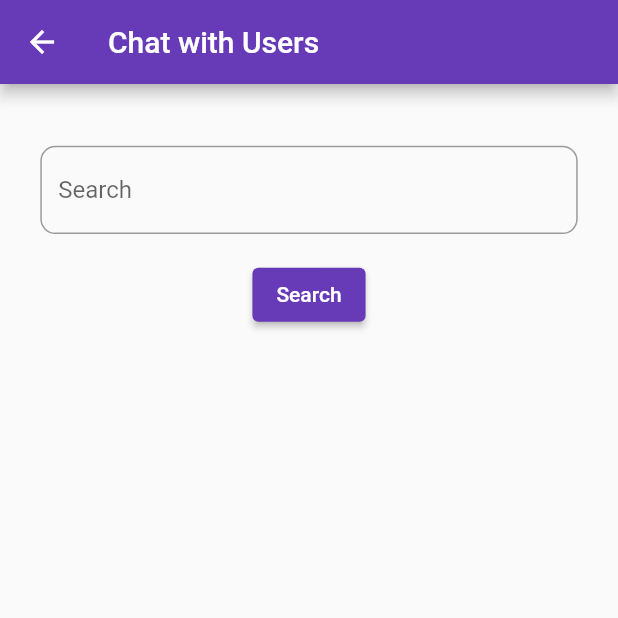
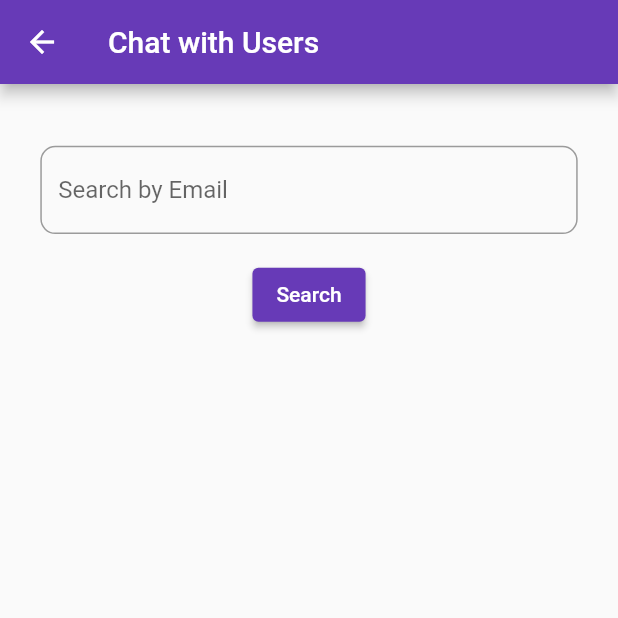
Before and after one commit to Season-of-Code-2022-MDG-Space/business-buddy, a Flutter app: the ChatsSearch screen opened by its route, on a phone screen of 412 x 824 dp, the top half of it. Run offline on Flutter 3.47's test engine with Material 2 defaults, Android fonts, the phone set to English and light mode, and no system bars; our stand-ins replace cloud_firestore, firebase_auth, firebase_core, fluttertoast, get, shared_preferences; accounts and stored records are empty.

Commit message:
Changes in UI

```diff
--- a/lib/pages/chat_search.dart
+++ b/lib/pages/chat_search.dart
@@ -81,7 +81,7 @@ class _ChatsSearchState extends State<ChatsSearch> {
                     child: TextField(
                       controller: _search,
                       decoration: InputDecoration(
-                        hintText: "Search",
+                        hintText: "Search by Email",
                         border: OutlineInputBorder(
                           borderRadius: BorderRadius.circular(10),
                         ),
--- a/lib/pages/suggestion_page.dart
+++ b/lib/pages/suggestion_page.dart
@@ -1,8 +1,6 @@
 import 'package:cloud_firestore/cloud_firestore.dart';
 import 'package:firebase_auth/firebase_auth.dart';
 import 'package:flutter/material.dart';
-import 'package:flutter/services.dart';
-import 'package:get/get.dart';
 import 'package:projectt/model/user_model.dart';
 import 'package:projectt/wigets/drawer.dart';
 
```
